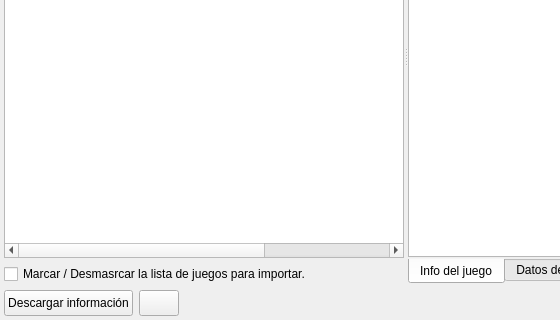
This is ui/importar_juego.ui in Monthy/gr-lida as Qt 5 draws it before an edit; both pictures show x 0 to 560 and y 240 to 560 of the 900 by 560 pixel window. The edited form follows.
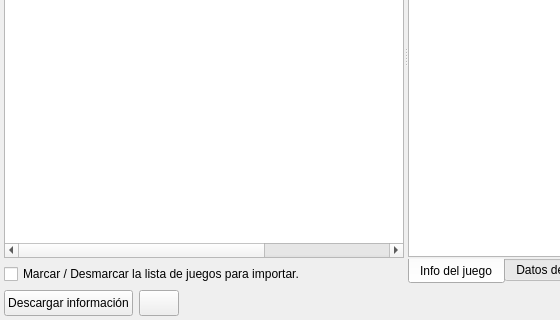
This is the edited form. The open tabs and pages were chosen to show the change. Icons and pictures are not drawn. Custom widgets are drawn as their Qt base class.

```diff
--- a/ui/importar_juego.ui
+++ b/ui/importar_juego.ui
@@ -278,7 +278,7 @@
               </sizepolicy>
              </property>
              <property name="text">
-              <string>Marcar / Desmasrcar la lista de juegos para importar.</string>
+              <string>Marcar / Desmarcar la lista de juegos para importar.</string>
              </property>
             </widget>
            </item>
```
